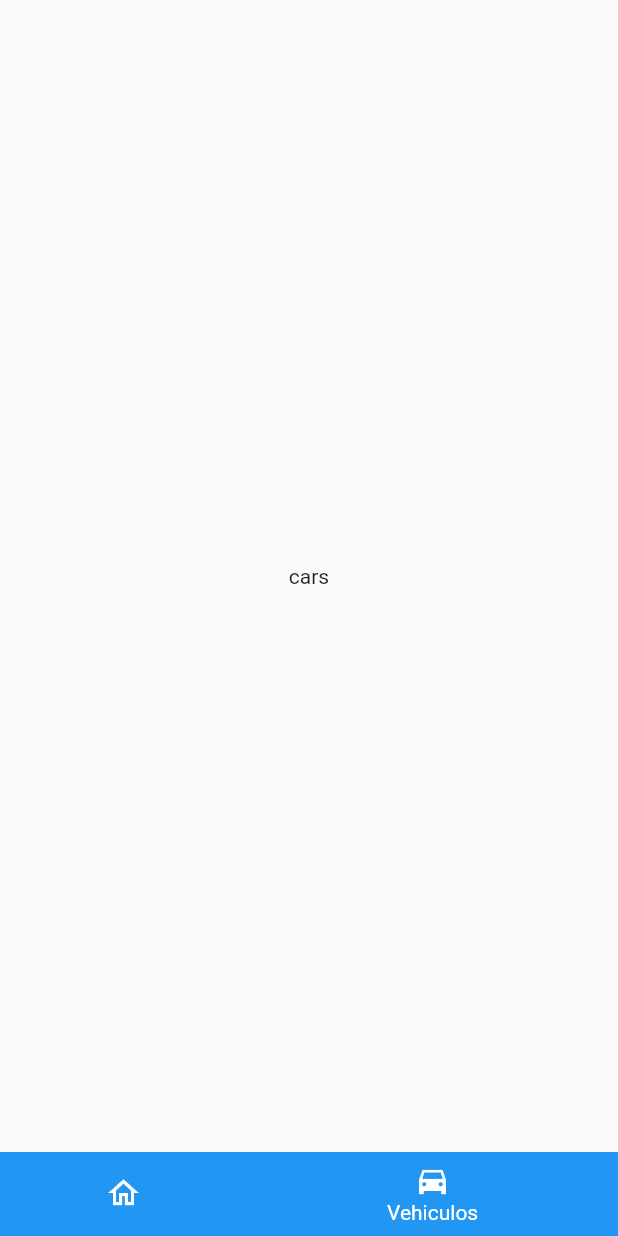
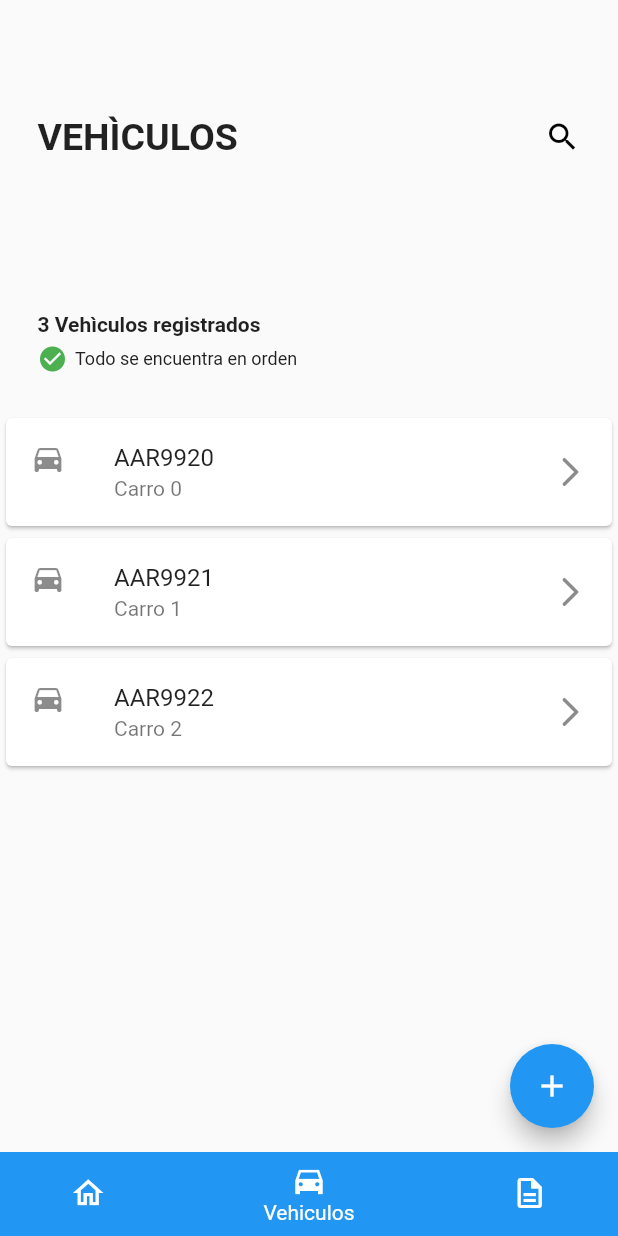
Before and after one commit to xavierquiroz1998/TelepeajeApp, a Flutter app: the screen it shows after launch, item 2 of the bottom bar chosen, on a phone screen of 412 x 824 dp. Run offline on Flutter 3.47's test engine with Material 2 defaults, Android fonts, the phone set to English and light mode, and no system bars.

Commit message:
pantalla de autos

```diff
--- a/lib/home/home.dart
+++ b/lib/home/home.dart
@@ -2,6 +2,7 @@ import 'dart:math';
 
 import 'package:flutter/material.dart';
 import 'package:telepeaje_app/pages/cars.dart';
+import 'package:telepeaje_app/pages/movimientos.dart';
 import 'package:telepeaje_app/pages/principal.dart';
 
 class MyApp extends StatelessWidget {
@@ -35,7 +36,11 @@ class _MyHomePageState extends State<MyHomePage> {
   Widget build(BuildContext context) {
     final colorSchema = Theme.of(context).colorScheme;
 
-    final screen = [const PagePrincipal(), const PageCars()];
+    final screen = [
+      const PagePrincipal(),
+      const PageCars(),
+      const PageMovimiento()
+    ];
 
     return Scaffold(
       // appBar: AppBar(
@@ -68,7 +73,14 @@ class _MyHomePageState extends State<MyHomePage> {
             label: "Vehiculos",
             backgroundColor: colorSchema.tertiary,
           ),
-          ]),
+          BottomNavigationBarItem(
+            icon: Icon(Icons.description_outlined),
+            activeIcon: Icon(Icons.description),
+            label: "Vehiculos",
+            backgroundColor: colorSchema.tertiary,
+          ),
+        ],
+      ),
     );
   }
 }
--- a/lib/pages/cars.dart
+++ b/lib/pages/cars.dart
@@ -12,8 +12,97 @@ class PageCars extends StatefulWidget {
 class _PageCarsState extends State<PageCars> {
   @override
   Widget build(BuildContext context) {
-    return Center(
-      child: Text("cars"),
+    var sizeGlobal = MediaQuery.of(context).size;
+    return Scaffold(
+      body: Column(
+        children: [
+          Container(
+            height: sizeGlobal.height / 4.5,
+            //color: Colors.green,
+            child: Row(
+              mainAxisAlignment: MainAxisAlignment.spaceBetween,
+              children: [
+                Padding(
+                  padding: const EdgeInsets.fromLTRB(25, 0, 0, 0),
+                  child: Text(
+                    "VEHÌCULOS",
+                    style: TextStyle(fontWeight: FontWeight.bold, fontSize: 25),
+                  ),
+                ),
+                Padding(
+                  padding: const EdgeInsets.fromLTRB(0, 0, 25, 0),
+                  child: Icon(
+                    Icons.search,
+                    color: Colors.black,
+                  ),
+                )
+              ],
+            ),
+          ),
+          Container(
+            height: sizeGlobal.height / 9,
+            //color: Colors.blue,
+            child: Column(
+              mainAxisAlignment: MainAxisAlignment.center,
+              children: [
+                Row(
+                  children: [
+                    Padding(
+                      padding: const EdgeInsets.fromLTRB(25, 0, 0, 0),
+                      child: Text(
+                        "3 Vehìculos registrados",
+                        style: TextStyle(fontWeight: FontWeight.bold),
+                      ),
+                    ),
+                  ],
+                ),
+                SizedBox(
+                  height: 5,
+                ),
+                Row(
+                  children: [
+                    Padding(
+                      padding: const EdgeInsets.fromLTRB(25, 0, 5, 0),
+                      child: Icon(
+                        Icons.check_circle,
+                        color: Colors.green,
+                        size: 20,
+                      ),
+                    ),
+                    Text(
+                      "Todo se encuentra en orden",
+                      style:
+                          TextStyle(fontSize: 12, color: Colors.grey.shade900),
+                    ),
+                  ],
+                ),
+              ],
+            ),
+          ),
+          Expanded(
+            child: Container(
+              //color: Colors.amber,
+              child: ListView.builder(
+                itemCount: 3,
+                itemBuilder: (context, index) {
+                  return Card(
+                    child: ListTile(
+                      leading: Icon(Icons.drive_eta),
+                      trailing: Icon(Icons.arrow_forward_ios_rounded),
+                      title: Text("AAR992$index"),
+                      subtitle: Text("Carro $index"),
+                    ),
+                  );
+                },
+              ),
+            ),
+          )
+        ],
+      ),
+      floatingActionButton: FloatingActionButton(
+        onPressed: () {},
+        child: Icon(Icons.add),
+      ),
     );
   }
 }
--- /dev/null
+++ b/lib/pages/movimientos.dart
@@ -0,0 +1,19 @@
+import 'package:flutter/material.dart';
+import 'package:flutter/src/widgets/framework.dart';
+import 'package:flutter/src/widgets/placeholder.dart';
+
+class PageMovimiento extends StatefulWidget {
+  const PageMovimiento({super.key});
+
+  @override
+  State<PageMovimiento> createState() => _PageMovimientoState();
+}
+
+class _PageMovimientoState extends State<PageMovimiento> {
+  @override
+  Widget build(BuildContext context) {
+    return Center(
+      child: Text("movimiento"),
+    );
+  }
+}
```
Also changed, not shown: imagenRef/WhatsApp Image 2023-05-02 at 22.25.34 (1).jpeg (added), imagenRef/WhatsApp Image 2023-05-02 at 22.25.34 (2).jpeg (added), imagenRef/WhatsApp Image 2023-05-02 at 22.25.34.jpeg (added), imagenRef/WhatsApp Image 2023-05-02 at 22.25.35 (1).jpeg (added), imagenRef/WhatsApp Image 2023-05-02 at 22.25.35.jpeg (added). Lines whose indentation alone changed are shown as unchanged.
